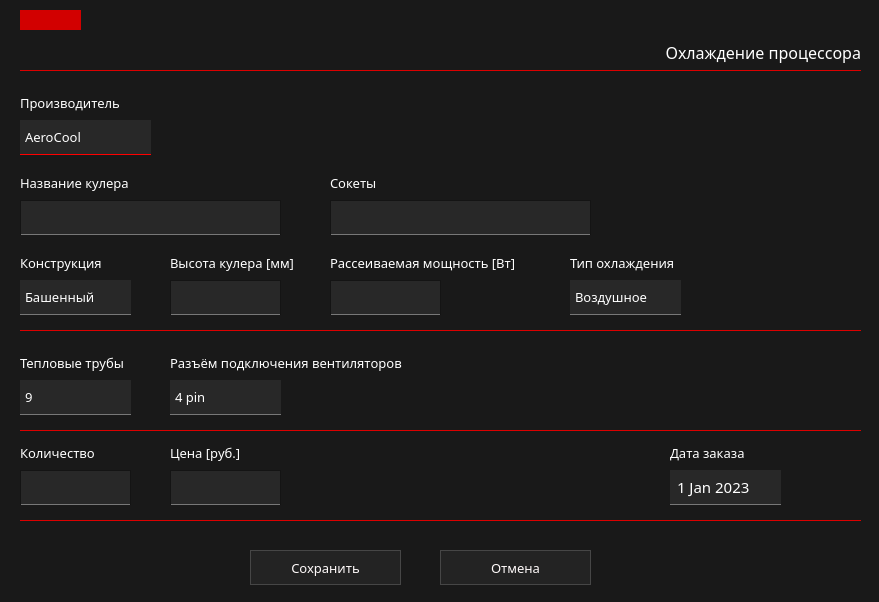
Before: the Qt Designer form ui/add/addChCoolWidg.ui in marginalprog/git_pcconf, drawn with Qt 5.
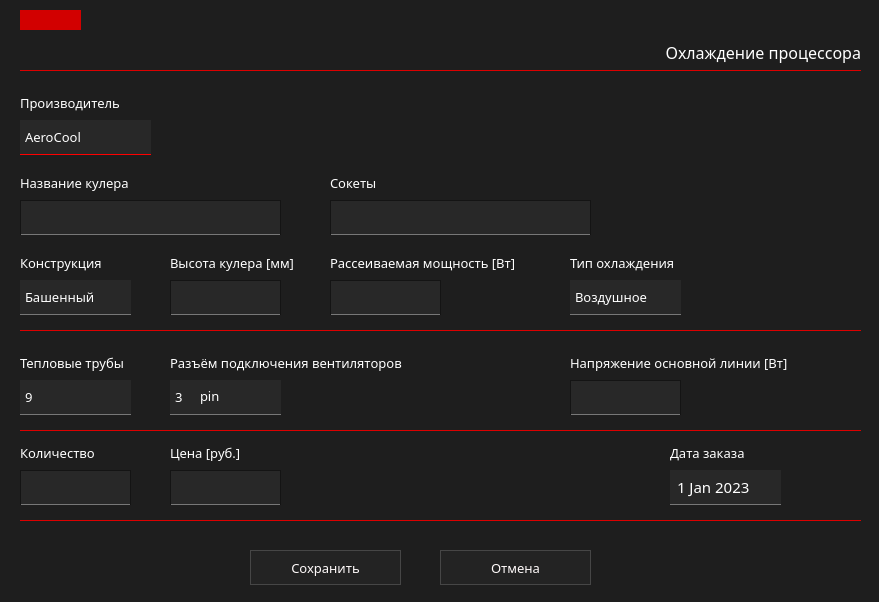
After: the same form once the commit is applied. Icons and pictures are not drawn.

The edit to the form file:
```diff
--- a/ui/add/addChCoolWidg.ui
+++ b/ui/add/addChCoolWidg.ui
@@ -20,7 +20,7 @@
   <property name="styleSheet">
    <string notr="true">QWidget
 {
-    background: rgb(25, 25, 25);
+    background: rgb(30, 30, 30);
 	color: white;
 }
 </string>
@@ -267,22 +267,27 @@
    </property>
    <item>
     <property name="text">
-     <string>4 pin</string>
+     <string>3</string>
     </property>
    </item>
    <item>
     <property name="text">
-     <string>4 pin x2</string>
+     <string>4</string>
     </property>
    </item>
    <item>
     <property name="text">
-     <string>3 pin</string>
+     <string>8</string>
     </property>
    </item>
    <item>
     <property name="text">
-     <string>нет</string>
+     <string>16</string>
+    </property>
+   </item>
+   <item>
+    <property name="text">
+     <string>0</string>
     </property>
    </item>
   </widget>
@@ -1389,6 +1394,84 @@
     <string>Тип охлаждения</string>
    </property>
   </widget>
+  <widget class="QLabel" name="lbVoltage">
+   <property name="geometry">
+    <rect>
+     <x>570</x>
+     <y>350</y>
+     <width>261</width>
+     <height>25</height>
+    </rect>
+   </property>
+   <property name="font">
+    <font>
+     <family>Montserrat SemiBold</family>
+     <pointsize>10</pointsize>
+    </font>
+   </property>
+   <property name="styleSheet">
+    <string notr="true">border:0px;</string>
+   </property>
+   <property name="text">
+    <string>Напряжение основной линии [Вт]</string>
+   </property>
+  </widget>
+  <widget class="QLineEdit" name="leVoltage">
+   <property name="geometry">
+    <rect>
+     <x>570</x>
+     <y>380</y>
+     <width>111</width>
+     <height>35</height>
+    </rect>
+   </property>
+   <property name="font">
+    <font>
+     <family>Montserrat Medium</family>
+     <pointsize>10</pointsize>
+    </font>
+   </property>
+   <property name="styleSheet">
+    <string notr="true">QLineEdit{
+	padding-left: 5px;
+	border: 1px solid rgb(20,20,20);
+	background-color: rgb(40,40,40);
+	border-bottom: 1px solid  rgb(120,120,120);
+	selection-background-color: rgb(105, 0, 0);
+}
+
+QLineEdit:hover{
+	background-color: rgb(55,55,55);
+	border-bottom: 1px solid  red;
+}</string>
+   </property>
+   <property name="inputMask">
+    <string/>
+   </property>
+  </widget>
+  <widget class="QLabel" name="lbPrice_4">
+   <property name="geometry">
+    <rect>
+     <x>200</x>
+     <y>380</y>
+     <width>21</width>
+     <height>31</height>
+    </rect>
+   </property>
+   <property name="font">
+    <font>
+     <family>Montserrat SemiBold</family>
+     <pointsize>10</pointsize>
+    </font>
+   </property>
+   <property name="styleSheet">
+    <string notr="true">border:0px;
+background:transparent;</string>
+   </property>
+   <property name="text">
+    <string>pin</string>
+   </property>
+  </widget>
   <zorder>line_3</zorder>
   <zorder>lbConnect</zorder>
   <zorder>btnSave</zorder>
@@ -1421,6 +1504,9 @@
   <zorder>lbConstruction</zorder>
   <zorder>cbType</zorder>
   <zorder>lbType</zorder>
+  <zorder>lbVoltage</zorder>
+  <zorder>leVoltage</zorder>
+  <zorder>lbPrice_4</zorder>
  </widget>
  <resources/>
  <connections>
```
